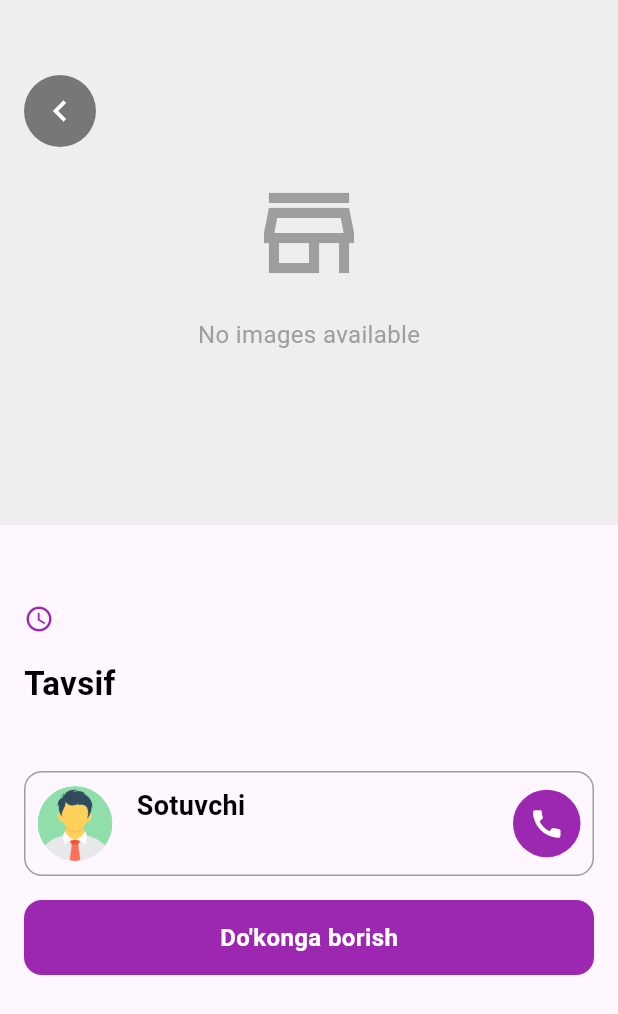
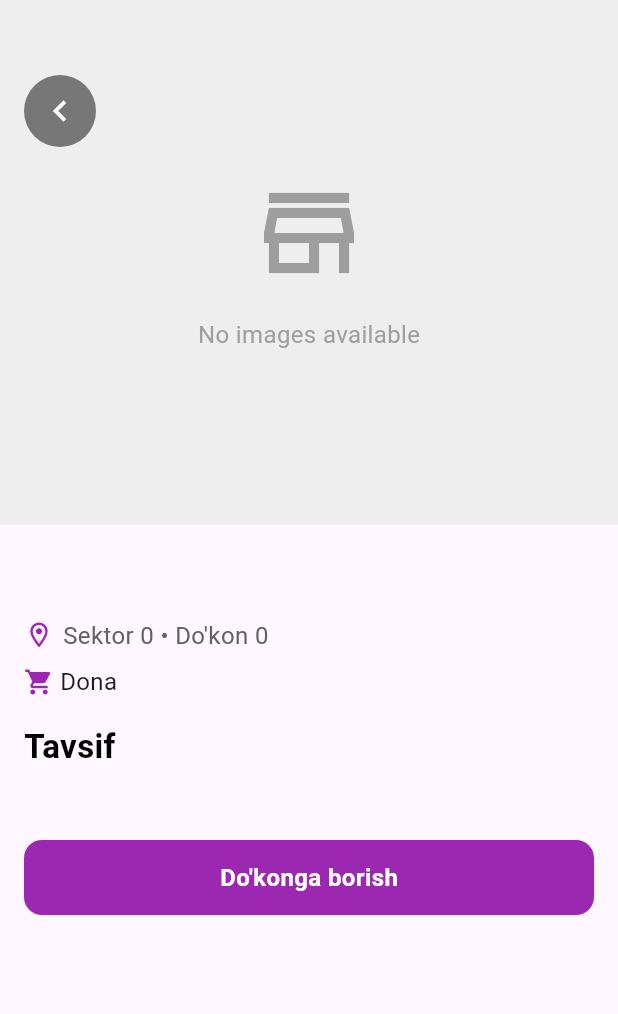
Before and after one commit to abubyte/urgut-place-mobile, a Flutter app: the ShopScreen screen opened by its route, on a phone screen of 412 x 824 dp. Shown: the top 1014 px of the screen. Run offline on Flutter 3.47's test engine with Material 3 defaults, Android fonts, the phone set to English and light mode, and no system bars; drawn by our look-alikes of carousel_slider; our stand-ins replace cached_network_image, connectivity_plus, dio, flutter_bloc, fluttertoast, freezed_annotation and 5 more; missing offline and left inert: icons_flutter; accounts and stored records are empty; network calls fail.

Commit message:
Align shop UI and models with backend refactor

```diff
--- a/lib/features/explore/views/shop/shop_screen.dart
+++ b/lib/features/explore/views/shop/shop_screen.dart
@@ -10,6 +10,46 @@ class ShopScreen extends StatelessWidget {
   final ShopModel shop;
 
   const ShopScreen({super.key, required this.shop});
+
+  IconData _getSocialIcon(String type) {
+    switch (type.toLowerCase()) {
+      case 'instagram':
+        return Icons.camera_alt;
+      case 'telegram':
+        return Icons.send;
+      case 'facebook':
+        return Icons.facebook;
+      default:
+        return Icons.link;
+    }
+  }
+
+  void _openImageViewer(BuildContext context, String imageUrl) {
+    showDialog(
+      context: context,
+      builder: (context) {
+        return GestureDetector(
+          onTap: () => Navigator.of(context).pop(),
+          child: Container(
+            color: Colors.black.withOpacity(0.9),
+            child: Center(
+              child: InteractiveViewer(
+                minScale: 0.8,
+                maxScale: 4,
+                child: CachedNetworkImage(
+                  imageUrl: imageUrl,
+                  fit: BoxFit.contain,
+                  filterQuality: FilterQuality.high,
+                  errorWidget: (_, __, ___) => const Icon(Icons.image_not_supported, color: Colors.white, size: 64),
+                  progressIndicatorBuilder: (_, __, progress) => CircularProgressIndicator(value: progress.progress),
+                ),
+              ),
+            ),
+          ),
+        );
+      },
+    );
+  }
 
   @override
   Widget build(BuildContext context) {
@@ -27,13 +67,16 @@ class ShopScreen extends StatelessWidget {
                     child: CarouselSlider(
                       items: shop.imageUrls.isNotEmpty
                           ? shop.imageUrls.map((imageUrl) {
-                              return SizedBox(
+                              return GestureDetector(
+                                onTap: () => _openImageViewer(context, imageUrl),
+                                child: SizedBox(
                                   width: MediaQuery.of(context).size.width,
                                   child: CachedNetworkImage(
                                     imageUrl: imageUrl,
                                     width: double.infinity,
                                     height: double.infinity,
                                     fit: BoxFit.cover,
+                                    filterQuality: FilterQuality.high,
                                     placeholder: (context, url) => Shimmer.fromColors(
                                       baseColor: Colors.grey.shade300,
                                       highlightColor: Colors.grey.shade100,
@@ -54,6 +97,7 @@ class ShopScreen extends StatelessWidget {
                                           SizedBox(height: 16),
                                           Text('Image not available', style: TextStyle(color: Colors.grey, fontSize: 16)),
                                         ],
+                                      ),
                                     ),
                                   ),
                                 ),
@@ -125,34 +169,72 @@ class ShopScreen extends StatelessWidget {
               child: Column(
                 crossAxisAlignment: CrossAxisAlignment.start,
                 children: [
-                  Text(
+                  Row(
+                    crossAxisAlignment: CrossAxisAlignment.center,
+                    children: [
+                      Expanded(
+                        child: Text(
                           shop.name,
-                    style: TextStyle(color: Colors.black, fontSize: 22, fontWeight: FontWeight.w600),
+                          style: TextStyle(
+                            color: Colors.black,
+                            fontSize: 24,
+                            fontWeight: FontWeight.bold,
                           ),
-                  SizedBox(height: 4),
-                  if (shop.rating > 0) ...[
-                    Row(
-                      children:
-                          List.generate(
-                            shop.rating.toInt(),
-                            (index) => Icon(Icons.star, color: Colors.yellow, size: 20),
-                          )..addAll([
-                            SizedBox(width: 4),
-                            Text(shop.rating.toString(), style: TextStyle(fontSize: 16, fontWeight: FontWeight.w500)),
-                            SizedBox(width: 12),
-                            Text(
-                              "(${shop.ratingCount} ta baho)",
-                              style: TextStyle(fontSize: 16, fontWeight: FontWeight.w500, color: Colors.grey),
                         ),
-                          ]),
                       ),
-                    SizedBox(height: 4),
+                      if (shop.logoUrl != null && shop.logoUrl!.isNotEmpty)
+                        Padding(
+                          padding: EdgeInsets.only(left: 12),
+                          child: ClipRRect(
+                            borderRadius: BorderRadius.circular(8),
+                            child: CachedNetworkImage(
+                              imageUrl: shop.logoUrl!,
+                              width: 48,
+                              height: 48,
+                              fit: BoxFit.cover,
+                              filterQuality: FilterQuality.high,
+                              placeholder: (_, __) => Container(
+                                width: 48,
+                                height: 48,
+                                color: Colors.grey.shade200,
+                                child: Icon(Icons.store_outlined, color: Colors.grey.shade500, size: 24),
+                              ),
+                              errorWidget: (_, __, ___) => Container(
+                                width: 48,
+                                height: 48,
+                                color: Colors.grey.shade200,
+                                child: Icon(Icons.store_outlined, color: Colors.grey.shade500, size: 24),
+                              ),
+                            ),
+                          ),
+                        ),
                     ],
+                  ),
+                  SizedBox(height: 12),
                   Row(
                     children: [
-                      Icon(Icons.access_time, size: 20, color: Colors.purple),
+                      Icon(Icons.location_on_outlined, size: 20, color: Colors.purple),
+                      SizedBox(width: 6),
+                      Text(
+                        "Sektor ${shop.sector} • Do'kon ${shop.number}",
+                        style: TextStyle(fontSize: 16, color: Colors.grey.shade700),
+                      ),
+                    ],
+                  ),
+                  SizedBox(height: 8),
+                  // Sale type
+                  Row(
+                    children: [
+                      Icon(Icons.shopping_cart, size: 20, color: Colors.purple),
                       SizedBox(width: 4),
-                      Text(shop.workTime, style: TextStyle(fontSize: 16)),
+                      Text(
+                        shop.saleType == 'wholesale'
+                          ? 'Ulgurji'
+                          : shop.saleType == 'retail'
+                            ? 'Dona'
+                            : 'Ulgurji va Dona',
+                        style: TextStyle(fontSize: 16),
+                      ),
                     ],
                   ),
                   SizedBox(height: 16),
@@ -169,12 +251,23 @@ class ShopScreen extends StatelessWidget {
                   ),
                   SizedBox(height: 16),
 
-                  // Seller section
-                  Container(
-                    height: 70,
+                  // Logo
+                  SizedBox(height: 4),
+
+                  // Seller phones section
+                  if (shop.sellerPhones.isNotEmpty) ...[
+                    Text(
+                      "Telefon raqamlar",
+                      style: TextStyle(color: Colors.black, fontSize: 18, fontWeight: FontWeight.w600),
+                    ),
+                    SizedBox(height: 8),
+                    ...shop.sellerPhones.map((phone) => Padding(
+                      padding: EdgeInsets.only(bottom: 8),
+                      child: Container(
+                        height: 60,
                         width: double.maxFinite,
                         decoration: BoxDecoration(
-                      border: Border.all(width: 1, color: Colors.grey),
+                          border: Border.all(width: 1, color: Colors.grey.shade300),
                           borderRadius: BorderRadius.circular(12),
                         ),
                         child: Row(
@@ -184,58 +277,75 @@ class ShopScreen extends StatelessWidget {
                             Row(
                               children: [
                                 Container(
-                              margin: EdgeInsets.only(left: 8),
-                              width: 50,
-                              height: 50,
+                                  margin: EdgeInsets.only(left: 12),
+                                  width: 40,
+                                  height: 40,
                                   decoration: BoxDecoration(
-                                borderRadius: BorderRadius.circular(100),
-                                image: DecorationImage(image: AssetImage("assets/merchant.png"), fit: BoxFit.cover),
+                                    color: Colors.purple.withOpacity(0.12),
+                                    borderRadius: BorderRadius.circular(20),
                                   ),
+                                  child: Icon(Icons.phone, color: Colors.purple, size: 20),
                                 ),
-                            SizedBox(width: 16),
-                            Column(
-                              mainAxisAlignment: MainAxisAlignment.center,
-                              crossAxisAlignment: CrossAxisAlignment.start,
-                              children: [
+                                SizedBox(width: 12),
                                 Text(
-                                  "Sotuvchi",
-                                  style: TextStyle(color: Colors.black, fontSize: 18, fontWeight: FontWeight.w700),
-                                ),
-                                Text(
-                                  shop.sellerPhone.formatPhone(),
+                                  phone.formatPhone(),
                                   style: TextStyle(
                                     fontSize: 16,
-                                    fontWeight: FontWeight.w700,
-                                    fontStyle: FontStyle.italic,
+                                    fontWeight: FontWeight.w600,
                                   ),
                                 ),
                               ],
                             ),
-                          ],
-                        ),
                             GestureDetector(
-                          onTap: () => launchUrl(Uri.parse("tel:${shop.sellerPhone}")),
+                              onTap: () => launchUrl(Uri.parse("tel:$phone")),
                               child: Container(
-                            margin: EdgeInsets.only(right: 8),
-                            width: 45,
-                            height: 45,
-                            decoration: BoxDecoration(color: Colors.purple, borderRadius: BorderRadius.circular(100)),
-                            child: Icon(Icons.call, color: Colors.white),
+                                margin: EdgeInsets.only(right: 12),
+                                width: 40,
+                                height: 40,
+                                decoration: BoxDecoration(color: Colors.purple, borderRadius: BorderRadius.circular(20)),
+                                child: Icon(Icons.call, color: Colors.white, size: 20),
                               ),
                             ),
                           ],
                         ),
                       ),
+                    )),
                     SizedBox(height: 16),
+                  ],
 
-                  // Landmark
-                  if (shop.landmark.isNotEmpty) ...[
+                  // Social networks
+                  if (shop.socialNetworks.isNotEmpty) ...[
                     Text(
-                      "Manzil",
+                      "Ijtimoiy tarmoqlar",
                       style: TextStyle(color: Colors.black, fontSize: 18, fontWeight: FontWeight.w600),
                     ),
-                    SizedBox(height: 4),
-                    Text(shop.landmark, style: TextStyle(fontSize: 14, color: Colors.grey.shade700)),
+                    SizedBox(height: 8),
+                    Wrap(
+                      spacing: 12,
+                      runSpacing: 12,
+                      children: shop.socialNetworks.map((network) => GestureDetector(
+                        onTap: () => launchUrl(Uri.parse(network.url)),
+                        child: Container(
+                          padding: EdgeInsets.symmetric(horizontal: 16, vertical: 10),
+                          decoration: BoxDecoration(
+                            color: Colors.purple.withOpacity(0.1),
+                            borderRadius: BorderRadius.circular(20),
+                            border: Border.all(color: Colors.purple, width: 1),
+                          ),
+                          child: Row(
+                            mainAxisSize: MainAxisSize.min,
+                            children: [
+                              Icon(_getSocialIcon(network.type), color: Colors.purple, size: 20),
+                              SizedBox(width: 8),
+                              Text(
+                                network.type[0].toUpperCase() + network.type.substring(1).toLowerCase(),
+                                style: TextStyle(color: Colors.purple, fontWeight: FontWeight.w600),
+                              ),
+                            ],
+                          ),
+                        ),
+                      )).toList(),
+                    ),
                     SizedBox(height: 16),
                   ],
 
--- a/lib/shared/models/shop/shop_model.dart
+++ b/lib/shared/models/shop/shop_model.dart
@@ -1,4 +1,5 @@
 import 'package:freezed_annotation/freezed_annotation.dart';
+import 'package:shops/shared/models/shop/social_network_model.dart';
 
 part 'shop_model.freezed.dart';
 part 'shop_model.g.dart';
@@ -7,18 +8,18 @@ part 'shop_model.g.dart';
 abstract class ShopModel with _$ShopModel {
   const factory ShopModel({
     required int id,
-    required String name,
-    @JsonKey(name: 'work_time') required String workTime,
-    required String description,
+    @JsonKey(defaultValue: '') required String name,
+    @JsonKey(defaultValue: '') required String description,
     @JsonKey(name: 'category_id') required int categoryId,
-    @JsonKey(name: 'image_urls') required List<String> imageUrls,
-    @JsonKey(name: 'seller_phone') required String sellerPhone,
-    required double rating,
-    @JsonKey(name: 'rating_count') required int ratingCount,
-    @JsonKey(name: 'like_count') required int likeCount,
+    @JsonKey(name: 'image_urls', defaultValue: <String>[]) required List<String> imageUrls,
+    @JsonKey(name: 'seller_phones', defaultValue: <String>[]) required List<String> sellerPhones,
     @JsonKey(name: 'location_lat') required double latitude,
     @JsonKey(name: 'location_long') required double longitude,
-    @JsonKey(name: 'location_str') required String landmark,
+    @JsonKey(defaultValue: 0) required int sector,
+    @JsonKey(defaultValue: 0) required int number,
+    @JsonKey(name: 'sale_type', defaultValue: 'retail') required String saleType,
+    @JsonKey(name: 'logo_url') String? logoUrl,
+    @JsonKey(name: 'social_networks', defaultValue: <SocialNetworkModel>[]) required List<SocialNetworkModel> socialNetworks,
     @JsonKey(name: 'is_featured') required bool isFeatured,
     @JsonKey(name: 'created_at') required DateTime createdAt,
     @JsonKey(name: 'updated_at') required DateTime updatedAt,
@@ -30,16 +31,16 @@ abstract class ShopModel with _$ShopModel {
     categoryId: 0,
     id: 0,
     name: '',
-    workTime: '',
     description: '',
     imageUrls: [],
-    sellerPhone: '',
-    rating: 0,
-    ratingCount: 0,
-    likeCount: 0,
+    sellerPhones: [],
     latitude: 0,
     longitude: 0,
-    landmark: '',
+    sector: 0,
+    number: 0,
+    saleType: 'retail',
+    logoUrl: null,
+    socialNetworks: [],
     isFeatured: false,
     createdAt: DateTime.now(),
     updatedAt: DateTime.now(),
--- /dev/null
+++ b/lib/shared/models/shop/social_network_model.dart
@@ -0,0 +1,14 @@
+import 'package:freezed_annotation/freezed_annotation.dart';
+
+part 'social_network_model.freezed.dart';
+part 'social_network_model.g.dart';
+
+@freezed
+abstract class SocialNetworkModel with _$SocialNetworkModel {
+  const factory SocialNetworkModel({
+    required String type,
+    required String url,
+  }) = _SocialNetworkModel;
+
+  factory SocialNetworkModel.fromJson(Map<String, dynamic> json) => _$SocialNetworkModelFromJson(json);
+}
--- a/lib/shared/widgets/shop_item.dart
+++ b/lib/shared/widgets/shop_item.dart
@@ -124,29 +124,13 @@ class ShopItem extends StatelessWidget {
                     ),
                     SizedBox(height: 4),
 
-                    shop.rating > 0
-                        ? Row(
-                            children:
-                                List.generate(
-                                  shop.rating.toInt(),
-                                  (index) => Icon(Icons.star, color: Colors.yellow, size: 14),
-                                )..addAll([
-                                  SizedBox(width: 4),
-                                  Text(
-                                    shop.rating.toString(),
-                                    style: TextStyle(fontSize: 12, fontWeight: FontWeight.w500),
-                                  ),
-                                ]),
-                          )
-                        : 12.h,
-
                     Row(
                       children: [
-                        Icon(Icons.access_time, size: 14, color: Colors.grey),
+                        Icon(Icons.location_on_outlined, size: 14, color: Colors.grey),
                         SizedBox(width: 4),
                         Expanded(
                           child: Text(
-                            shop.workTime,
+                            "Sektor ${shop.sector} • ${shop.number}",
                             style: TextStyle(fontSize: 12, color: Colors.grey),
                             maxLines: 1,
                             overflow: TextOverflow.ellipsis,
@@ -154,6 +138,7 @@ class ShopItem extends StatelessWidget {
                         ),
                       ],
                     ),
+
                     SizedBox(height: 8),
 
                     OutlinedButton(
```
Also changed, not shown: lib/shared/models/shop/shop_model.freezed.dart, lib/shared/models/shop/shop_model.g.dart, lib/shared/models/shop/social_network_model.freezed.dart (added), lib/shared/models/shop/social_network_model.g.dart (added). Lines whose indentation alone changed are shown as unchanged.
